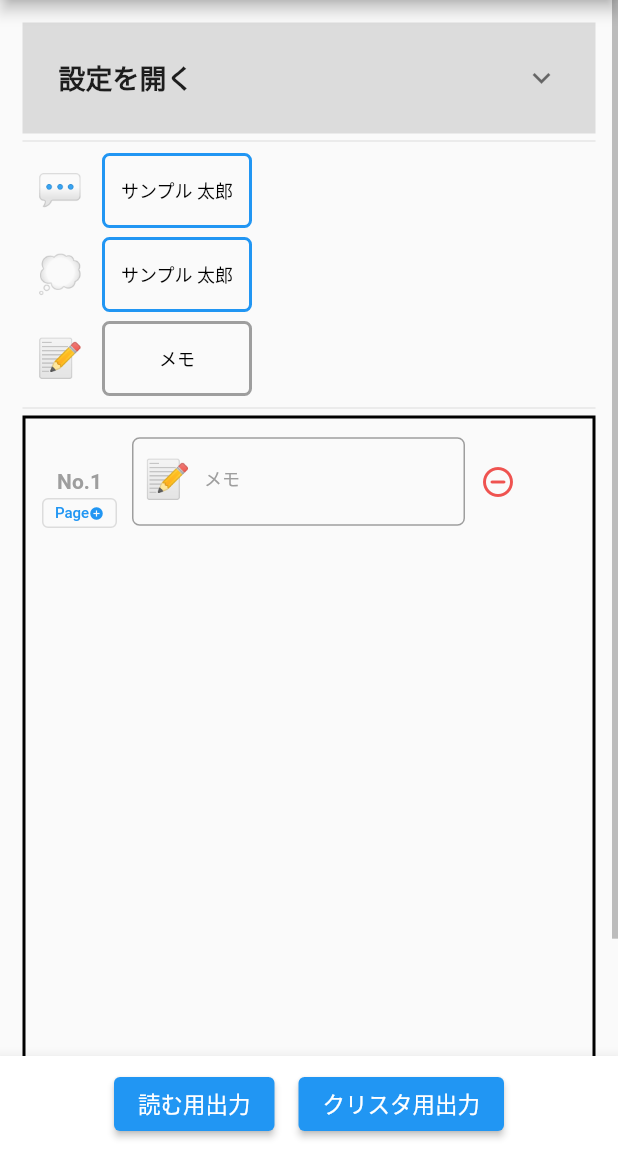
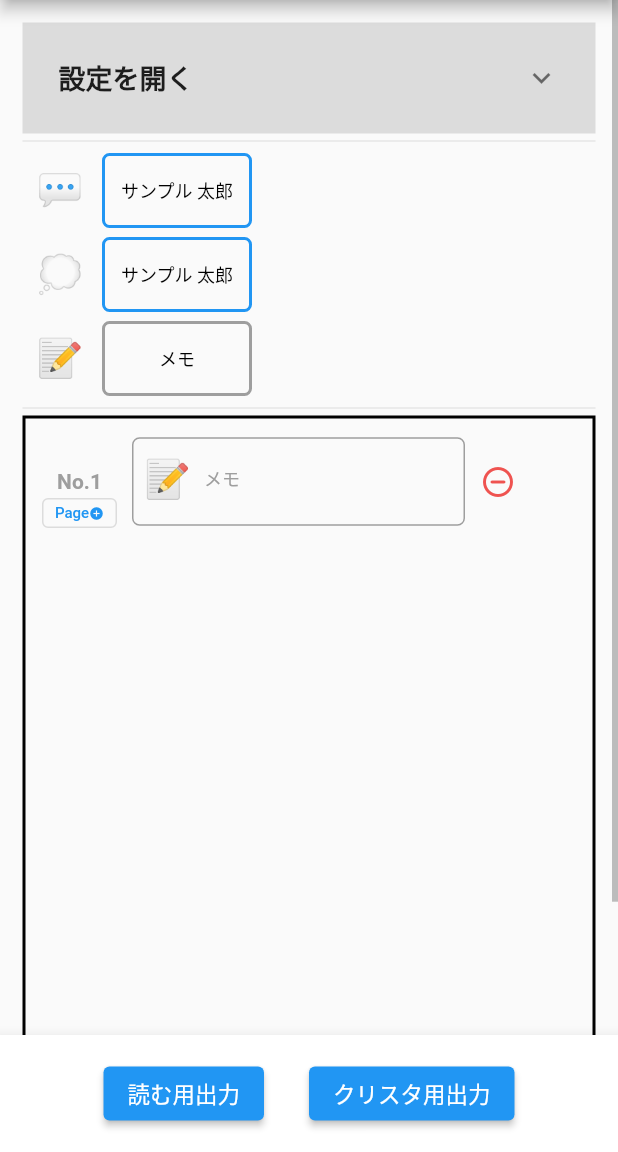
Before and after one commit to smsmsy/story_maker_for_clip_studio, a Flutter app: the screen it shows after launch, on a phone screen of 412 x 824 dp, the part 84-1236 px from its top. Run offline on Flutter 3.47's test engine with Material 2 defaults, Android fonts, the phone set to English and light mode, and no system bars; drawn by our look-alikes of auto_size_text; our stand-ins replace flutter_colorpicker; Roboto replaces fonts that are missing (源柔ゴシックＰ).

Commit message:
fix to code to more clean

```diff
--- a/lib/main.dart
+++ b/lib/main.dart
@@ -465,7 +465,7 @@ class _MyHomePageState extends State<MyHomePage> with WidgetsBindingObserver {
           mainAxisAlignment: MainAxisAlignment.center,
           children: [
             Padding(
-              padding: const EdgeInsets.all(8.0),
+              padding: const EdgeInsets.all(_edgeValueLarge),
               child: ConstrainedBox(
                 constraints: const BoxConstraints(),
                 child: ElevatedButton(
@@ -489,7 +489,7 @@ class _MyHomePageState extends State<MyHomePage> with WidgetsBindingObserver {
               ),
             ),
             Padding(
-              padding: const EdgeInsets.all(8.0),
+              padding: const EdgeInsets.all(_edgeValueLarge),
               child: ConstrainedBox(
                 constraints: const BoxConstraints(),
                 child: ElevatedButton(
```
